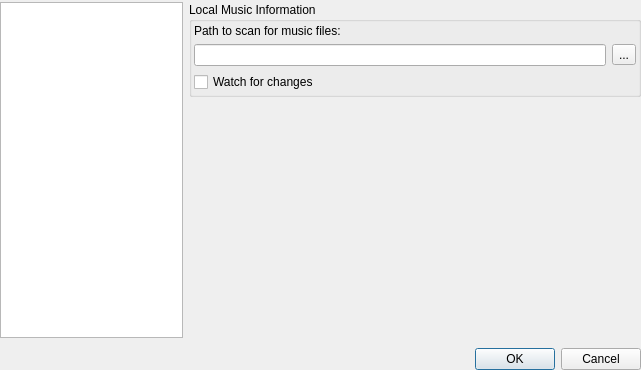
Above: src/stackedsettingsdialog.ui from tomahawk-player/tomahawk before the change. Below: the same form after it.
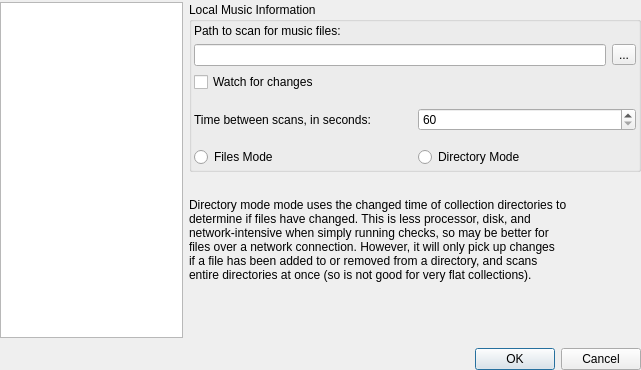
That is the form after the change. The open tabs and pages were chosen to show the change. Icons and pictures are not drawn.

Commit message: Add options for controlling scanning time and mode

Diff of the .ui file:
```diff
--- a/src/stackedsettingsdialog.ui
+++ b/src/stackedsettingsdialog.ui
@@ -250,21 +250,118 @@
               </property>
              </widget>
             </item>
+            <item>
+             <spacer name="verticalSpacer_7">
+              <property name="orientation">
+               <enum>Qt::Vertical</enum>
+              </property>
+              <property name="sizeHint" stdset="0">
+               <size>
+                <width>20</width>
+                <height>10</height>
+               </size>
+              </property>
+             </spacer>
+            </item>
+            <item>
+             <layout class="QHBoxLayout" name="horizontalLayout_7">
+              <item>
+               <widget class="QLabel" name="scanTimeLabel">
+                <property name="text">
+                 <string>Time between scans, in seconds:</string>
+                </property>
+               </widget>
+              </item>
+              <item>
+               <widget class="QSpinBox" name="scannerTimeSpinBox">
+                <property name="minimum">
+                 <number>60</number>
+                </property>
+                <property name="maximum">
+                 <number>999999999</number>
+                </property>
+               </widget>
+              </item>
+             </layout>
+            </item>
+            <item>
+             <spacer name="verticalSpacer_8">
+              <property name="orientation">
+               <enum>Qt::Vertical</enum>
+              </property>
+              <property name="sizeHint" stdset="0">
+               <size>
+                <width>20</width>
+                <height>10</height>
+               </size>
+              </property>
+             </spacer>
+            </item>
+            <item>
+             <layout class="QHBoxLayout" name="horizontalLayout_6">
+              <item>
+               <widget class="QRadioButton" name="scannerFileModeButton">
+                <property name="text">
+                 <string>Files Mode</string>
+                </property>
+               </widget>
+              </item>
+              <item>
+               <widget class="QRadioButton" name="scannerDirModeButton">
+                <property name="text">
+                 <string>Directory Mode</string>
+                </property>
+               </widget>
+              </item>
+             </layout>
+            </item>
            </layout>
           </widget>
          </item>
          <item>
-          <spacer name="verticalSpacer">
-           <property name="orientation">
-            <enum>Qt::Vertical</enum>
-           </property>
-           <property name="sizeHint" stdset="0">
-            <size>
-             <width>20</width>
-             <height>40</height>
-            </size>
-           </property>
-          </spacer>
+          <layout class="QVBoxLayout" name="verticalLayout_2">
+           <item>
+            <spacer name="verticalSpacer_9">
+             <property name="orientation">
+              <enum>Qt::Vertical</enum>
+             </property>
+             <property name="sizeType">
+              <enum>QSizePolicy::Minimum</enum>
+             </property>
+             <property name="sizeHint" stdset="0">
+              <size>
+               <width>20</width>
+               <height>20</height>
+              </size>
+             </property>
+            </spacer>
+           </item>
+           <item>
+            <widget class="QLabel" name="scanInformationLabel">
+             <property name="text">
+              <string>Directory mode mode uses the changed time of collection directories to
+determine if files have changed. This is less processor, disk, and 
+network-intensive when simply running checks, so may be better for
+files over a network connection. However, it will only pick up changes
+if a file has been added to or removed from a directory, and scans
+entire directories at once (so is not good for very flat collections).</string>
+             </property>
+            </widget>
+           </item>
+           <item>
+            <spacer name="verticalSpacer">
+             <property name="orientation">
+              <enum>Qt::Vertical</enum>
+             </property>
+             <property name="sizeHint" stdset="0">
+              <size>
+               <width>20</width>
+               <height>40</height>
+              </size>
+             </property>
+            </spacer>
+           </item>
+          </layout>
          </item>
         </layout>
        </widget>
```
Left out of the diff: 2 changed lines with no effect on the pictures. The commit also changes 5 other files.
